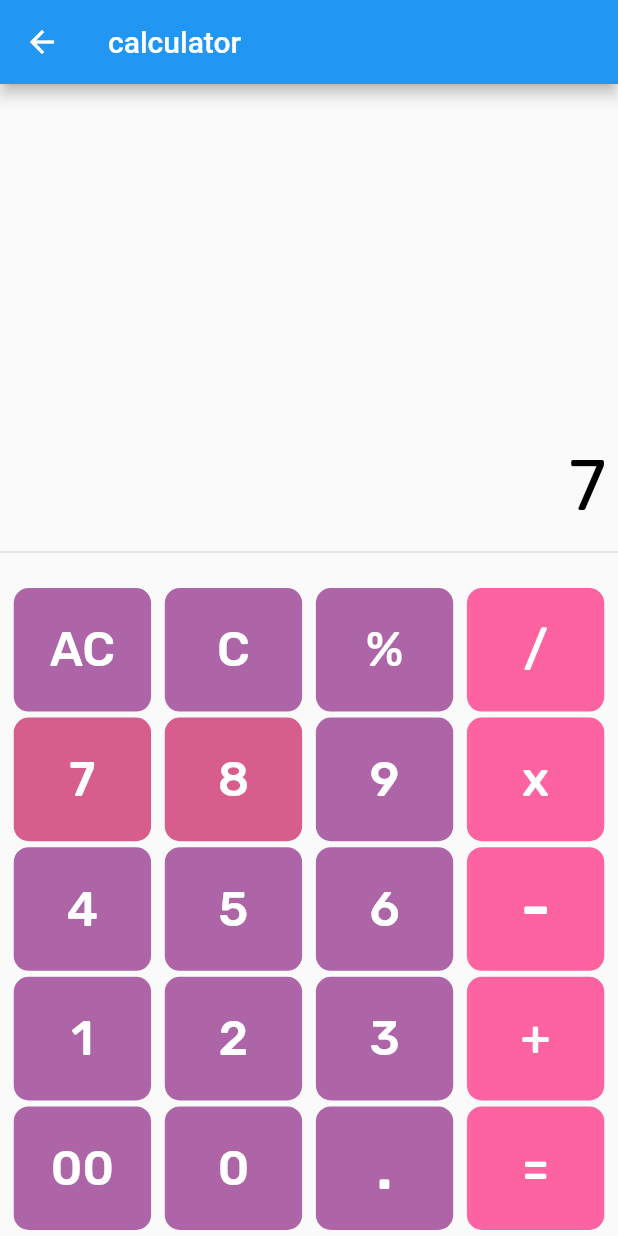
After one commit to jihanislam007/ict_flutter_development_batch3, a Flutter app: the calculator screen opened directly, after a tap on an icon or button, on a phone screen of 412 x 824 dp. The commit adds this screen. Run offline on Flutter 3.47's test engine with Material 2 defaults, Android fonts, the phone set to English and light mode, and no system bars; our stand-ins replace google_fonts; missing offline and left inert: hovering.

Commit message:
class 35

```diff
--- /dev/null
+++ b/lib/calculator/calculator.dart
@@ -0,0 +1,151 @@
+import 'package:flutter/material.dart';
+import 'package:google_fonts/google_fonts.dart';
+import 'package:ict_flutter_development_batch3/calculator/custom_button.dart';
+
+class calculator extends StatefulWidget {
+  @override
+  _calculatorState createState() => _calculatorState();
+}
+
+class _calculatorState extends State<calculator> {
+  late double firstnum, secondnum;
+
+  late String texttoDisplay='';
+
+  late String res, history='', operation;
+
+  void btnOnClick(String btnval) {
+    print(btnval);
+
+    if (btnval == 'AC') {
+      firstnum = 0;
+      secondnum = 0;
+      res = '';
+      history = '';
+    } else if (btnval == 'C') {
+      firstnum = 0;
+      secondnum = 0;
+      res = '';
+    } else if (btnval == '+' ||
+        btnval == '-' ||
+        btnval == '*' ||
+        btnval == '/') {
+      firstnum = double.parse(texttoDisplay);
+      res = '';
+      history=texttoDisplay;
+      operation = btnval;
+    }else if(btnval == "="){
+      secondnum = double.parse(texttoDisplay);
+      if(operation == "+"){
+        res= (firstnum+secondnum).toString();
+      }else if(operation == "-"){
+        res= (firstnum-secondnum).toString();
+      }else if(operation == "X"){
+        res= (firstnum*secondnum).toString();
+      }else if(operation == "/"){
+        res= (firstnum/secondnum).toString();
+      }
+
+    }else{
+      res = int.parse(texttoDisplay+btnval).toString();
+    }
+
+    setState(() {
+      //res = texttoDisplay;
+      texttoDisplay = res;
+      //texttoDisplay = operation;
+    });
+
+  }
+
+  @override
+  Widget build(BuildContext context) {
+    return Scaffold(
+      appBar: AppBar(
+        title: Text("calculator"),
+      ),
+      body: SafeArea(
+        child: Column(
+          mainAxisAlignment: MainAxisAlignment.end,
+          children: [
+            Padding(
+              padding: const EdgeInsets.all(8.0),
+              child: Container(
+                alignment: Alignment.centerRight,
+                child: Text(
+                  history,
+                  style: GoogleFonts.rubik(
+                      textStyle:
+                          TextStyle(fontSize: 32, color: Color(0xFFB7B1B1))),
+                ),
+              ),
+            ),
+            Padding(
+              padding: const EdgeInsets.all(8.0),
+              child: Container(
+                alignment: Alignment.centerRight,
+                child: Text(
+                  texttoDisplay,
+                  style: GoogleFonts.rubik(
+                      textStyle:
+                          TextStyle(fontSize: 48, color: Color(0xFF000000))),
+                ),
+              ),
+            ),
+            Divider(
+              thickness: 1,
+            ),
+            SizedBox(
+              height: 16,
+            ),
+            Row(
+              mainAxisAlignment: MainAxisAlignment.spaceEvenly,
+              children: [
+                custom_button('AC', 0xFFFFFFFF, 32, 0xFFad65a8, btnOnClick),
+                custom_button('C', 0xFFFFFFFF, 32, 0xFFad65a8, btnOnClick),
+                custom_button('%', 0xFFFFFFFF, 32, 0xFFad65a8, btnOnClick),
+                custom_button('/', 0xFFFFFFFF, 32, 0xFFfd62a1, btnOnClick),
+              ],
+            ),
+            Row(
+              mainAxisAlignment: MainAxisAlignment.spaceEvenly,
+              children: [
+                custom_button('7', 0xFFFFFFFF, 32, 0xFFad65a8b, btnOnClick),
+                custom_button('8', 0xFFFFFFFF, 32, 0xFFad65a8b, btnOnClick),
+                custom_button('9', 0xFFFFFFFF, 32, 0xFFad65a8, btnOnClick),
+                custom_button('x', 0xFFFFFFFF, 32, 0xFFfd62a1, btnOnClick),
+              ],
+            ),
+            Row(
+              mainAxisAlignment: MainAxisAlignment.spaceEvenly,
+              children: [
+                custom_button('4', 0xFFFFFFFF, 32, 0xFFad65a8, btnOnClick),
+                custom_button('5', 0xFFFFFFFF, 32, 0xFFad65a8, btnOnClick),
+                custom_button('6', 0xFFFFFFFF, 32, 0xFFad65a8, btnOnClick),
+                custom_button('-', 0xFFFFFFFF, 42, 0xFFfd62a1, btnOnClick),
+              ],
+            ),
+            Row(
+              mainAxisAlignment: MainAxisAlignment.spaceEvenly,
+              children: [
+                custom_button('1', 0xFFFFFFFF, 32, 0xFFad65a8, btnOnClick),
+                custom_button('2', 0xFFFFFFFF, 32, 0xFFad65a8, btnOnClick),
+                custom_button('3', 0xFFFFFFFF, 32, 0xFFad65a8, btnOnClick),
+                custom_button('+', 0xFFFFFFFF, 32, 0xFFfd62a1, btnOnClick),
+              ],
+            ),
+            Row(
+              mainAxisAlignment: MainAxisAlignment.spaceEvenly,
+              children: [
+                custom_button('00', 0xFFFFFFFF, 32, 0xFFad65a8, btnOnClick),
+                custom_button('0', 0xFFFFFFFF, 32, 0xFFad65a8, btnOnClick),
+                custom_button('.', 0xFFFFFFFF, 42, 0xFFad65a8, btnOnClick),
+                custom_button('=', 0xFFFFFFFF, 32, 0xFFfd62a1, btnOnClick),
+              ],
+            ),
+          ],
+        ),
+      ),
+    );
+  }
+}
--- /dev/null
+++ b/lib/calculator/custom_button.dart
@@ -0,0 +1,41 @@
+import 'package:flutter/material.dart';
+import 'package:google_fonts/google_fonts.dart';
+
+import 'package:hovering/hovering.dart';
+
+class custom_button extends StatelessWidget {
+
+  late String btntext;
+  late int textcolor;
+  late double textsize;
+  late int btncolor;
+  Function callback;
+
+
+  custom_button(this.btntext, this.textcolor, this.textsize, this.btncolor,this.callback);
+
+  @override
+  Widget build(BuildContext context) {
+
+
+    var height_btn = MediaQuery.of(context).size.height/10;
+    var width_btn = MediaQuery.of(context).size.width/4.5;
+
+
+    return Padding(
+      padding: const EdgeInsets.only(bottom: 4),
+      child: Container(
+        height: height_btn,
+        width: width_btn,
+        decoration: BoxDecoration(
+            color: Color(btncolor),
+            borderRadius: BorderRadius.circular(10)
+        ),
+        child: TextButton(
+          onPressed: () => callback(btntext),
+          child: Text(btntext, style: GoogleFonts.rubik(textStyle: TextStyle(fontSize: textsize, color: Color(textcolor))),),
+        ),
+      ),
+    );
+  }
+}
--- a/pubspec.yaml
+++ b/pubspec.yaml
@@ -28,6 +28,9 @@ dependencies:
   # The following adds the Cupertino Icons font to your application.
   # Use with the CupertinoIcons class for iOS style icons.
   cupertino_icons: ^1.0.2
+  flutter_pdfview: ^1.2.1
+  google_fonts: ^2.1.0
+  hovering: ^1.0.4
 
 dev_dependencies:
   flutter_test:
@@ -43,6 +46,7 @@ flutter:
   # included with your application, so that you can use the icons in
   # the material Icons class.
   uses-material-design: true
+  #flutter_pdfview: ^1.2.1
 
   # To add assets to your application, add an assets section, like this:
   assets:
```
Also changed, not shown: lib/Gridviews.dart (added, +47 -0 lines), lib/PageOne.dart (+50 -0 lines), lib/flexibles.dart (added, +36 -0 lines), lib/railSeba/custom_widget.dart (added, +40 -0 lines), lib/railSeba/rail.dart (added, +59 -0 lines), pubspec.lock.
